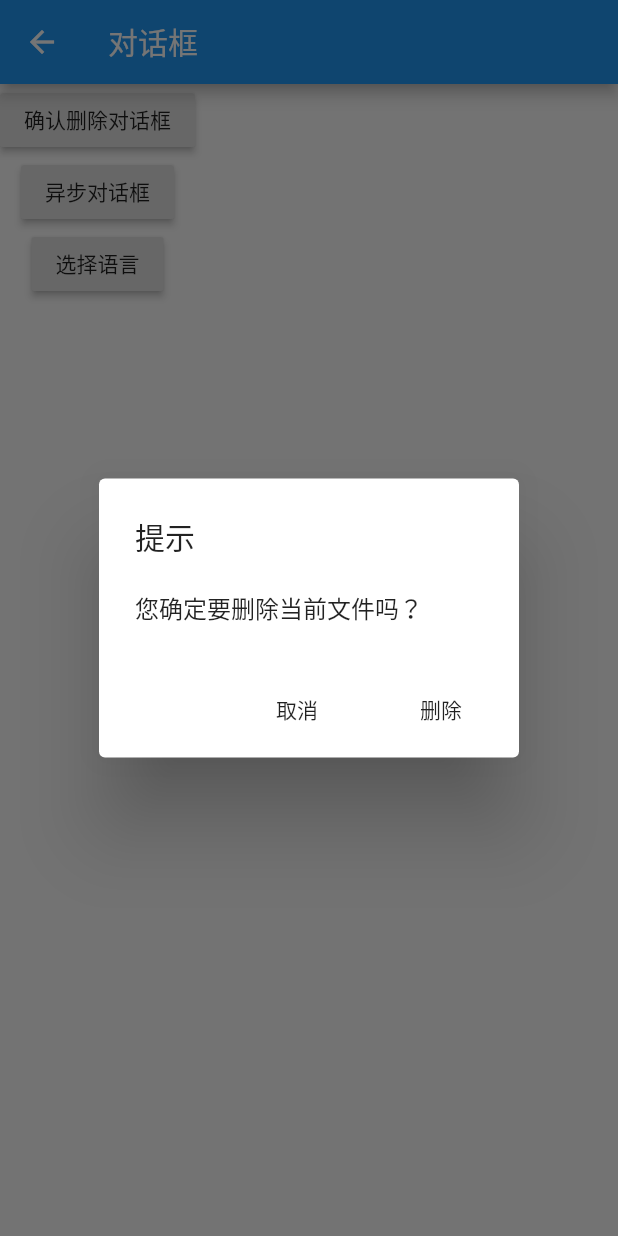
After one commit to liwei511/flutter_practice, a Flutter app: the AlertDialogDemo screen opened directly, after a tap on "异步对话框", on a phone screen of 412 x 824 dp. The commit adds this screen. Run offline on Flutter 3.47's test engine with Material 2 defaults, Android fonts, the phone set to English and light mode, and no system bars; our stand-ins replace flutter_swiper; missing offline and left inert: dart:js, random_words.

Commit message:
简单的对话框

```diff
--- /dev/null
+++ b/lib/demo/alert-dialog.dart
@@ -0,0 +1,117 @@
+import 'dart:js';
+
+import 'package:flutter/material.dart';
+
+class AlertDialogDemo extends StatelessWidget {
+  final String title;
+  AlertDialogDemo({Key key, this.title}) : super(key: key);
+
+  Widget build(BuildContext context) {
+    return Scaffold(
+      appBar: AppBar(
+        title: Text(title),
+      ),
+      body: Column(
+        mainAxisAlignment: MainAxisAlignment.start,
+        children: [
+          RaisedButton(
+            child: Text('确认删除对话框'),
+            onPressed: () {
+              showDialog(
+                  context: context,
+                  builder: (context) {
+                    return AlertDialog(
+                      title: Text('提示'),
+                      content: Text('确认删除吗'),
+                      actions: [
+                        FlatButton(
+                          child: Text('取消'),
+                          onPressed: () {
+                            Navigator.of(context).pop('cacel');
+                          },
+                        ),
+                        FlatButton(
+                          child: Text('确定'),
+                          onPressed: () {
+                            Navigator.of(context).pop('ok');
+                          },
+                        ),
+                      ],
+                    );
+                  });
+            },
+          ),
+          RaisedButton(
+            child: Text('异步对话框'),
+            onPressed: () async {
+              bool delete = await showDeleteConfireDialog1(context: context);
+              if (delete == null) {
+                print('取消删除');
+              } else {
+                print('确认删除');
+              }
+            },
+          ),
+          RaisedButton(
+            child: Text('选择语言'),
+            onPressed: () {
+              changeLanguage(context: context);
+            },
+          )
+        ],
+      ),
+    );
+  }
+
+  Future<bool> showDeleteConfireDialog1({
+    @required BuildContext context,
+  }) {
+    return showDialog(
+        context: context,
+        builder: (context) {
+          return AlertDialog(
+            title: Text('提示'),
+            content: Text('您确定要删除当前文件吗？'),
+            actions: [
+              FlatButton(
+                child: Text('取消'),
+                onPressed: () => Navigator.of(context).pop(), // 关掉对话框
+              ),
+              FlatButton(
+                child: Text('删除'),
+                onPressed: () => Navigator.of(context).pop(true),
+              )
+            ],
+          );
+        });
+  }
+
+  Future<void> changeLanguage({@required BuildContext context}) async {
+    int i = await showDialog<int>(
+        context: context,
+        builder: (BuildContext context) {
+          return SimpleDialog(
+            title: Text('请选择语言'),
+            children: [
+              SimpleDialogOption(
+                child: Padding(
+                  padding: EdgeInsets.symmetric(vertical: 6),
+                  child: Text('中文简体'),
+                ),
+                onPressed: () => Navigator.pop(context, 1),
+              ),
+              SimpleDialogOption(
+                child: Padding(
+                  padding: EdgeInsets.symmetric(vertical: 6),
+                  child: Text('英语'),
+                ),
+                onPressed: () => Navigator.pop(context, 2),
+              ),
+            ],
+          );
+        });
+    if (i != null) {
+      print('选择了： ${i == 1 ? "中文简体" : "英语"}');
+    }
+  }
+}
--- a/lib/demo/index.dart
+++ b/lib/demo/index.dart
@@ -8,6 +8,7 @@ export 'will-popscope.dart';
 export 'listview.dart';
 export 'scroll-controller.dart';
 export 'theme.dart';
+export 'alert-dialog.dart';
 
 const DemoTitle = {
   'counter': '计数器示例',
@@ -21,4 +22,5 @@ const DemoTitle = {
   'custom-scroll': 'CustomScrollView',
   'scroll-controller': '滚动监听及控制',
   'theme': '主题切换',
+  'alert-dialog': '对话框',
 };
```
Also changed, not shown: lib/main.dart (+9 -0 lines).
